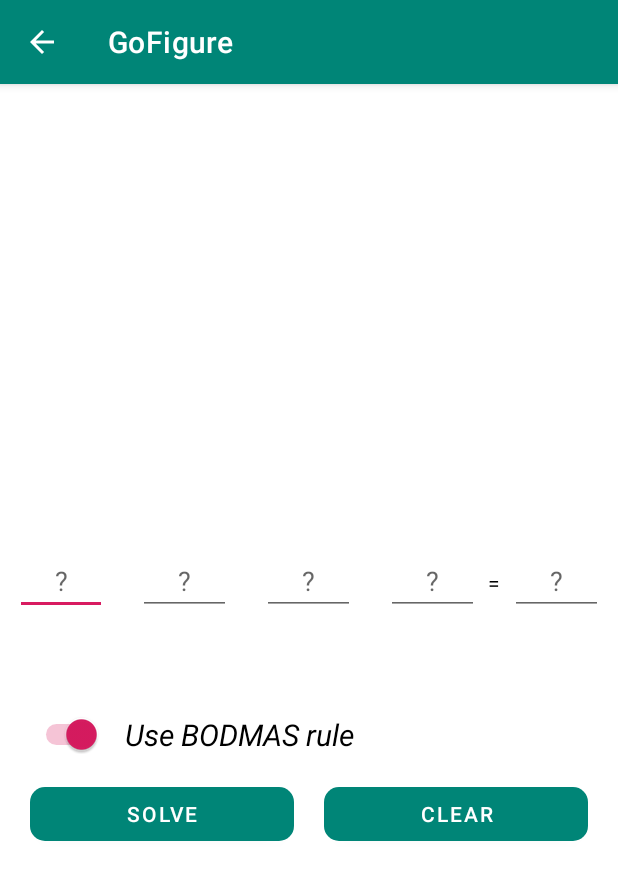
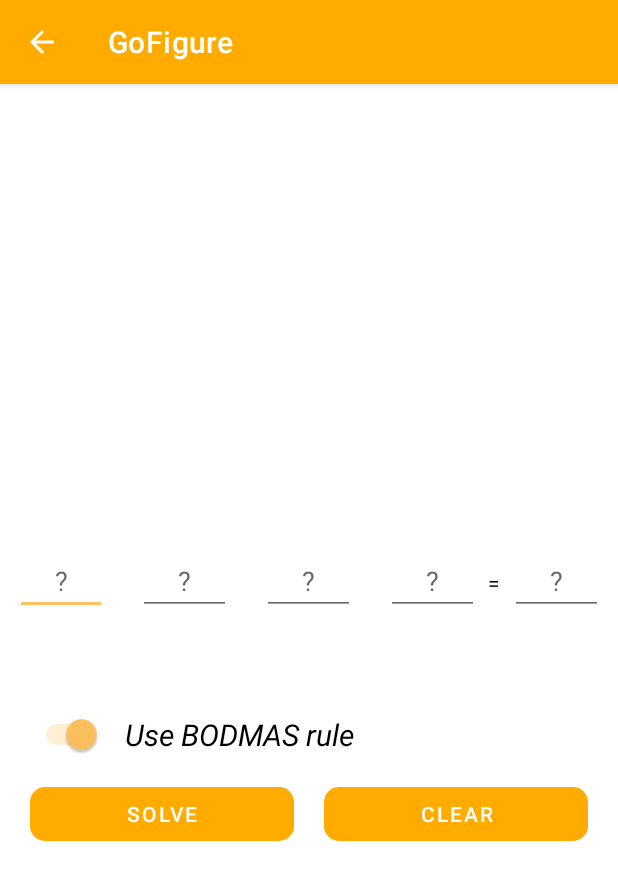
Before and after one commit to kashew-developers/PuzzleSolver, an Android app: the screen it shows after launch (GoFigure), after a tap on "GoFigure", on a phone screen of 412 x 824 dp. Shown: the top 880 px of the screen. Run offline under Robolectric (Android 15) with nearby library versions, the phone set to English and light mode, and no system bars.

Commit message:
Update Colors + remove unused files

```diff
--- a/app/src/main/res/values/colors.xml
+++ b/app/src/main/res/values/colors.xml
@@ -1,6 +1,6 @@
 <?xml version="1.0" encoding="utf-8"?>
 <resources>
-    <color name="colorPrimary">#008577</color>
-    <color name="colorPrimaryDark">#00574B</color>
-    <color name="colorAccent">#D81B60</color>
+    <color name="colorPrimary">#FFAB00</color>
+    <color name="colorPrimaryDark">#D19400</color>
+    <color name="colorAccent">#FFC25E</color>
 </resources>
```
Also changed, not shown: app/src/main/res/drawable/button_box.xml (deleted, +0 -18 lines), app/src/main/res/drawable/operator_box.xml (deleted, +0 -8 lines).
